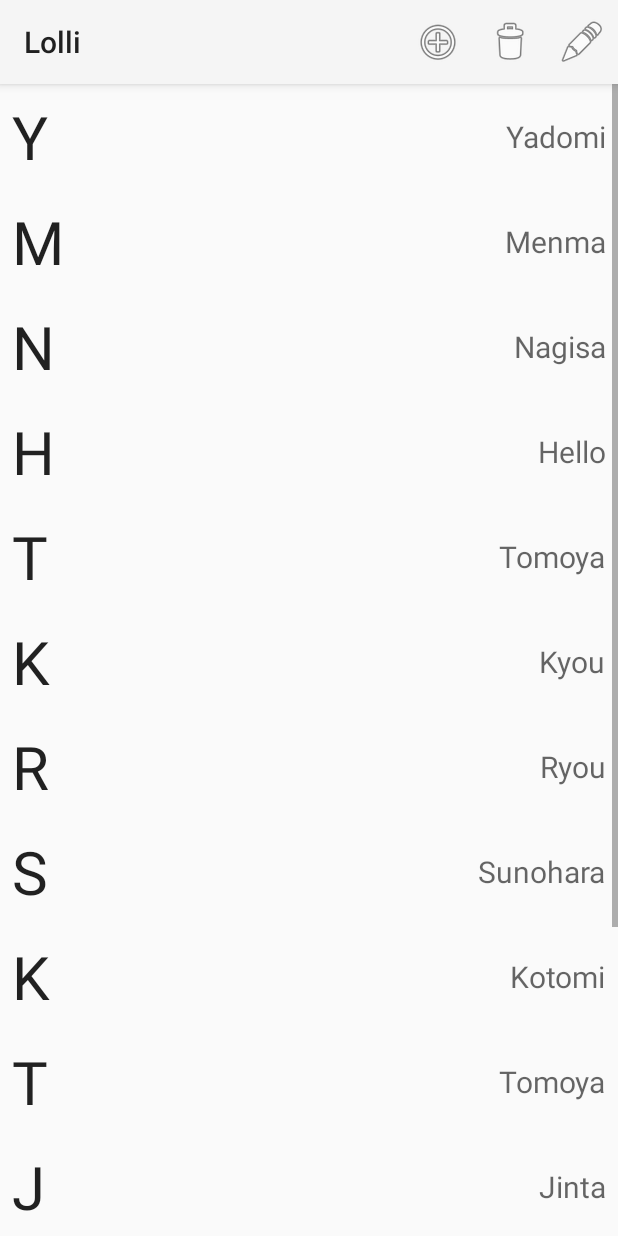
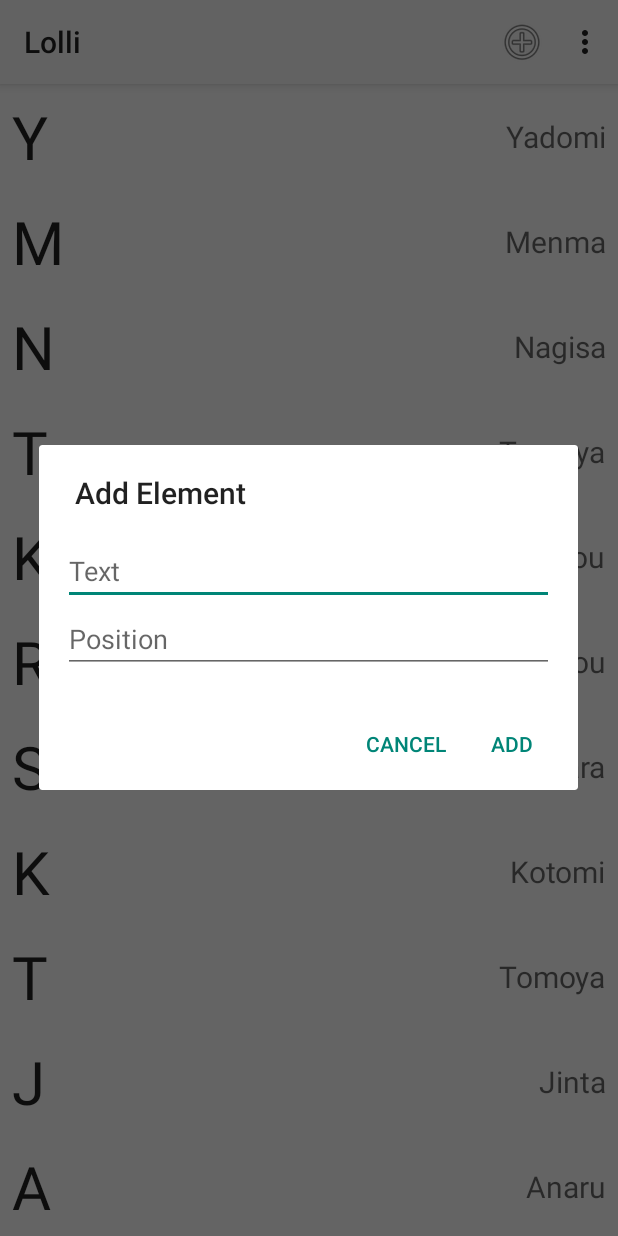
Before and after one commit to martindisch/Lolli, an Android app: the fragment RecyclerFragment shown on its own in the app's theme, after a tap on "Add", on a phone screen of 412 x 824 dp. Run offline under Robolectric (Android 15) with nearby library versions, the phone set to English and light mode, and no system bars.

Commit message:
Finalised adding

```diff
--- a/app/src/main/java/com/martin/lolli/RecyclerFragment.java
+++ b/app/src/main/java/com/martin/lolli/RecyclerFragment.java
@@ -3,6 +3,7 @@ package com.martin.lolli;
 
 import android.app.ActionBar;
 import android.app.AlertDialog;
+import android.content.DialogInterface;
 import android.os.Bundle;
 import android.app.Fragment;
 import android.support.v7.widget.LinearLayoutManager;
@@ -13,6 +14,7 @@ import android.view.MenuInflater;
 import android.view.MenuItem;
 import android.view.View;
 import android.view.ViewGroup;
+import android.widget.EditText;
 
 public class RecyclerFragment extends Fragment {
 
@@ -63,33 +65,23 @@ public class RecyclerFragment extends Fragment {
     public boolean onOptionsItemSelected(MenuItem item) {
         switch (item.getItemId()) {
             case R.id.add:
-                mAdapter.add("Hello", 3);
                 LayoutInflater inflater = getActivity().getLayoutInflater();
-                View ttDialog = ttinflater.inflate(R.layout.ttdialog);
-                final Spinner ttsYear = (Spinner) ttDialog.findViewById(R.id.ttsYear);
-                final EditText ttetClass = (EditText) ttDialog.findViewById(R.id.ttetClass);
-                SharedPreferences sp = getApplicationContext().getSharedPreferences("Kantidroid", Context.MODE_PRIVATE);
-                ttsYear.setSelection(sp.getInt("yearindex", 0));
-                ttetClass.setText(sp.getString("class", ""));
-                AlertDialog.Builder ttdg = new AlertDialog.Builder(this);
-                ttdg.setTitle("Stundenplan");
-                ttdg.setView(ttDialog);
-                ttdg.setNegativeButton("Abbrechen", null);
-                ttdg.setPositiveButton("Ansehen", new DialogInterface.OnClickListener() {
+                View dialog = inflater.inflate(R.layout.dialog_add, null);
+                final EditText name = (EditText) dialog.findViewById(R.id.etName);
+                final EditText position = (EditText) dialog.findViewById(R.id.etPosition);
+                AlertDialog.Builder builder = new AlertDialog.Builder(getActivity());
+                builder.setTitle("Add Element");
+                builder.setView(dialog);
+                builder.setNegativeButton("Cancel", null);
+                builder.setPositiveButton("Add", new DialogInterface.OnClickListener() {
 
                     @Override
                     public void onClick(DialogInterface dialog, int which) {
-
+                        mAdapter.add(name.getText().toString(), Integer.parseInt(position.getText().toString()));
                     }
 
                 });
-                ttdg.show();
-                break;
-            case R.id.remove:
-                mAdapter.remove(3);
-                break;
-            case R.id.edit:
-                mAdapter.edit("Nooo", 3);
+                builder.show();
                 break;
         }
         return super.onOptionsItemSelected(item);
--- /dev/null
+++ b/app/src/main/res/layout/dialog_add.xml
@@ -0,0 +1,22 @@
+<?xml version="1.0" encoding="utf-8"?>
+
+<LinearLayout xmlns:android="http://schemas.android.com/apk/res/android"
+    android:layout_width="match_parent"
+    android:layout_height="match_parent"
+    android:orientation="vertical"
+    android:padding="@dimen/activity_vertical_margin">
+
+    <EditText
+        android:layout_width="match_parent"
+        android:layout_height="wrap_content"
+        android:id="@+id/etName"
+        android:hint="Text"/>
+
+    <EditText
+        android:layout_width="match_parent"
+        android:layout_height="wrap_content"
+        android:id="@+id/etPosition"
+        android:hint="Position"
+        android:inputType="numberSigned"/>
+
+</LinearLayout>
--- a/app/src/main/res/menu/recycler_fragment.xml
+++ b/app/src/main/res/menu/recycler_fragment.xml
@@ -7,14 +7,8 @@
         android:icon="@android:drawable/ic_menu_add"
         android:showAsAction="withText|ifRoom" />
     <item
-        android:id="@+id/remove"
-        android:title="Remove"
-        android:icon="@android:drawable/ic_menu_delete"
-        android:showAsAction="withText|ifRoom"/>
-    <item
-        android:id="@+id/edit"
-        android:title="edit"
-        android:icon="@android:drawable/ic_menu_edit"
-        android:showAsAction="withText|ifRoom"/>
+        android:id="@+id/settings"
+        android:title="Settings"
+        android:showAsAction="never"/>
 
 </menu>
```
